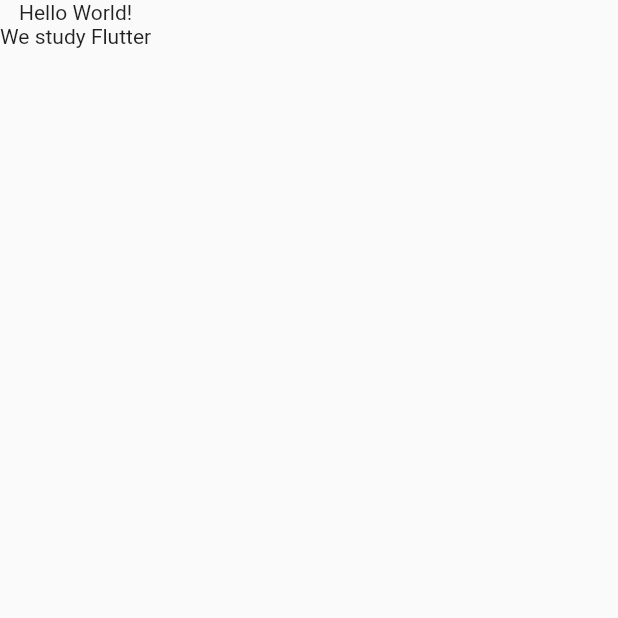
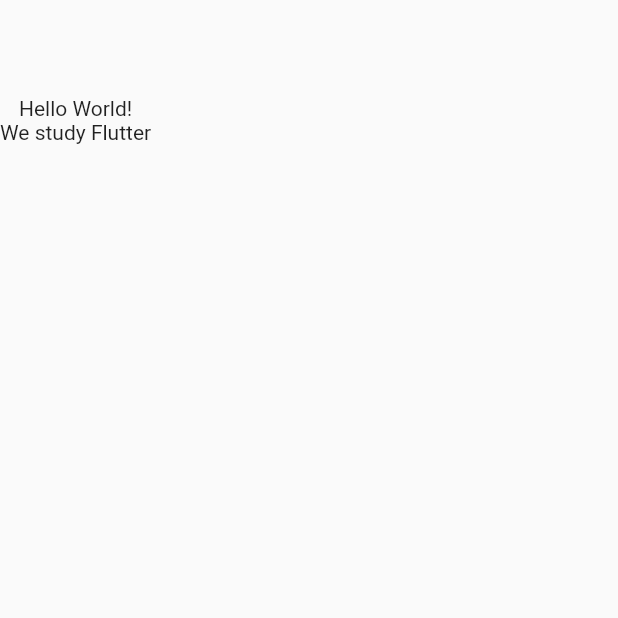
Before and after one commit to omrobbie/flutter-gdg-jakarta-meetup, a Flutter app: the screen it shows after launch, on a phone screen of 412 x 824 dp, the top half of it. Run offline on Flutter 3.47's test engine with Material 2 defaults, Android fonts, the phone set to English and light mode, and no system bars.

Commit message:
penggunaan Padding

```diff
--- a/layout/lib/main.dart
+++ b/layout/lib/main.dart
@@ -12,6 +12,9 @@ class LayoutApp extends StatelessWidget {
     return Scaffold(
       body: Column(
         children: <Widget>[
+          Padding(
+            padding: EdgeInsets.all(32.0),
+          ),
           Text("Hello World!"),
           Text("We study Flutter"),
         ],
```
